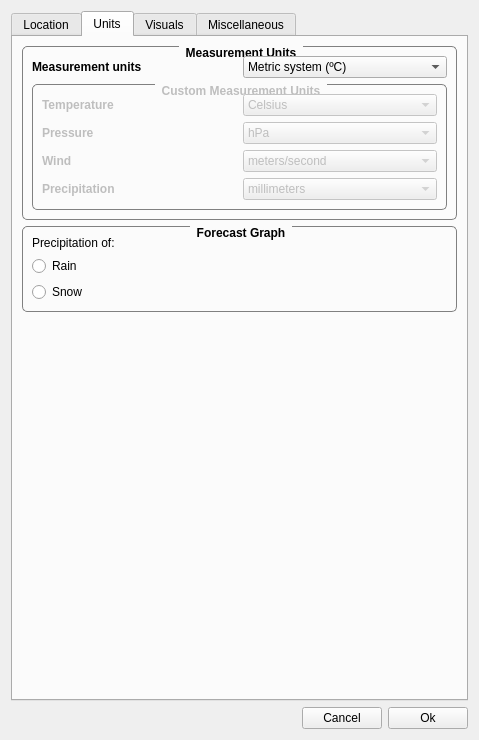
FelixdelasPozas/TrayWeather, file ConfigurationDialog.ui: the form before one commit.
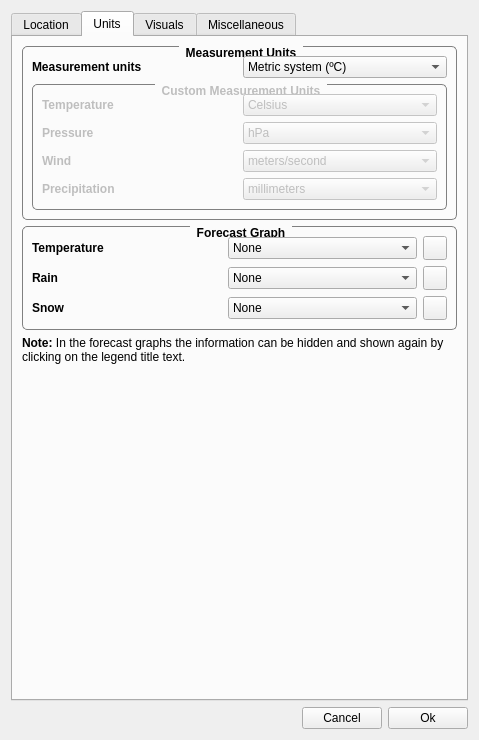
The form after the commit. The open tabs and pages were chosen to show the change. Icons and pictures are not drawn. Custom widgets are drawn as their Qt base class.

Commit message: Customizable weather forecast graph representations. Show/hide series by clicking on the legend title. Tooltips for bar values.

```diff
--- a/ConfigurationDialog.ui
+++ b/ConfigurationDialog.ui
@@ -793,7 +793,7 @@
       <attribute name="title">
        <string>Units</string>
       </attribute>
-      <layout class="QVBoxLayout" name="verticalLayout_9" stretch="0,0,1">
+      <layout class="QVBoxLayout" name="verticalLayout_9" stretch="0,0,0,1">
        <item>
         <widget class="QGroupBox" name="groupBox_5">
          <property name="font">
@@ -1055,29 +1055,178 @@
          </property>
          <layout class="QVBoxLayout" name="verticalLayout_12">
           <item>
-           <widget class="QLabel" name="label_30">
-            <property name="text">
-             <string>Precipitation of:</string>
-            </property>
-           </widget>
-          </item>
-          <item>
-           <widget class="QRadioButton" name="m_rainGraph">
-            <property name="text">
-             <string>Rain</string>
-            </property>
-           </widget>
-          </item>
-          <item>
-           <widget class="QRadioButton" name="m_snowGraph">
-            <property name="text">
-             <string>Snow</string>
-            </property>
-           </widget>
+           <layout class="QGridLayout" name="gridLayout_7">
+            <item row="0" column="0">
+             <widget class="QLabel" name="label_33">
+              <property name="font">
+               <font>
+                <weight>75</weight>
+                <bold>true</bold>
+               </font>
+              </property>
+              <property name="toolTip">
+               <string/>
+              </property>
+              <property name="text">
+               <string>Temperature</string>
+              </property>
+             </widget>
+            </item>
+            <item row="1" column="1">
+             <widget class="QComboBox" name="m_rainGraph">
+              <property name="toolTip">
+               <string>Rain representation in the forecast graph.</string>
+              </property>
+              <item>
+               <property name="text">
+                <string>None</string>
+               </property>
+              </item>
+              <item>
+               <property name="text">
+                <string>Smooth Line</string>
+               </property>
+              </item>
+              <item>
+               <property name="text">
+                <string>Bars</string>
+               </property>
+              </item>
+             </widget>
+            </item>
+            <item row="1" column="0">
+             <widget class="QLabel" name="label_37">
+              <property name="font">
+               <font>
+                <weight>75</weight>
+                <bold>true</bold>
+               </font>
+              </property>
+              <property name="text">
+               <string>Rain</string>
+              </property>
+             </widget>
+            </item>
+            <item row="1" column="2">
+             <widget class="QToolButton" name="m_rainGraphColor">
+              <property name="minimumSize">
+               <size>
+                <width>24</width>
+                <height>24</height>
+               </size>
+              </property>
+              <property name="toolTip">
+               <string>Rain representation color in the forecast graph.</string>
+              </property>
+              <property name="text">
+               <string/>
+              </property>
+             </widget>
+            </item>
+            <item row="0" column="2">
+             <widget class="QToolButton" name="m_tempGraphColor">
+              <property name="minimumSize">
+               <size>
+                <width>24</width>
+                <height>24</height>
+               </size>
+              </property>
+              <property name="toolTip">
+               <string>Temperature representation color in the forecast graph.</string>
+              </property>
+              <property name="text">
+               <string/>
+              </property>
+             </widget>
+            </item>
+            <item row="0" column="1">
+             <widget class="QComboBox" name="m_tempGraph">
+              <property name="toolTip">
+               <string>Temperature representation in the forecast graph.</string>
+              </property>
+              <item>
+               <property name="text">
+                <string>None</string>
+               </property>
+              </item>
+              <item>
+               <property name="text">
+                <string>Smooth Line</string>
+               </property>
+              </item>
+              <item>
+               <property name="text">
+                <string>Bars</string>
+               </property>
+              </item>
+             </widget>
+            </item>
+            <item row="2" column="0">
+             <widget class="QLabel" name="label_38">
+              <property name="font">
+               <font>
+                <weight>75</weight>
+                <bold>true</bold>
+               </font>
+              </property>
+              <property name="text">
+               <string>Snow</string>
+              </property>
+             </widget>
+            </item>
+            <item row="2" column="1">
+             <widget class="QComboBox" name="m_snowGraph">
+              <property name="toolTip">
+               <string>Snow representation in the forecast graph.</string>
+              </property>
+              <item>
+               <property name="text">
+                <string>None</string>
+               </property>
+              </item>
+              <item>
+               <property name="text">
+                <string>Smooth Line</string>
+               </property>
+              </item>
+              <item>
+               <property name="text">
+                <string>Bars</string>
+               </property>
+              </item>
+             </widget>
+            </item>
+            <item row="2" column="2">
+             <widget class="QToolButton" name="m_snowGraphColor">
+              <property name="minimumSize">
+               <size>
+                <width>24</width>
+                <height>24</height>
+               </size>
+              </property>
+              <property name="toolTip">
+               <string>Snow representation color in the forecast graph.</string>
+              </property>
+              <property name="text">
+               <string/>
+              </property>
+             </widget>
+            </item>
+           </layout>
           </item>
          </layout>
         </widget>
        </item>
+       <item>
+        <widget class="QLabel" name="label_30">
+         <property name="text">
+          <string>&lt;html&gt;&lt;head/&gt;&lt;body&gt;&lt;p&gt;&lt;span style=&quot; font-weight:600;&quot;&gt;Note:&lt;/span&gt; In the forecast graphs the information can be hidden and shown again by clicking on the legend title text.&lt;/p&gt;&lt;/body&gt;&lt;/html&gt;</string>
+         </property>
+         <property name="wordWrap">
+          <bool>true</bool>
+         </property>
+        </widget>
+       </item>
        <item>
         <spacer name="verticalSpacer">
          <property name="orientation">
```
Left out of the diff: 2 changed lines with no effect on the pictures. The commit also changes 6 other files.
